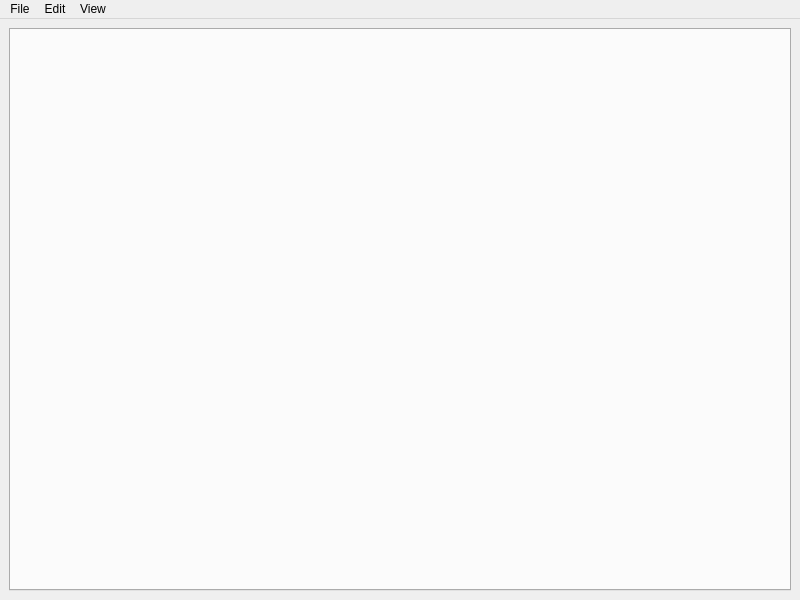
First picture: the form in forms/mainwindow.ui, repository alu0101041735/glvision, before the edit.
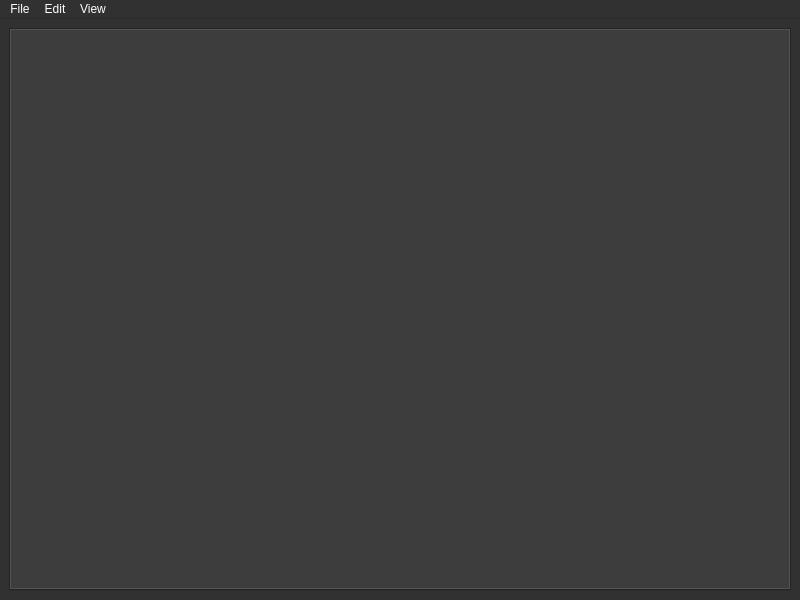
Second picture: the form after the edit.

Commit message: Dark mode

Patch:
```diff
--- a/forms/mainwindow.ui
+++ b/forms/mainwindow.ui
@@ -10,8 +10,453 @@
     <height>600</height>
    </rect>
   </property>
+  <property name="palette">
+   <palette>
+    <active>
+     <colorrole role="WindowText">
+      <brush brushstyle="SolidPattern">
+       <color alpha="255">
+        <red>255</red>
+        <green>255</green>
+        <blue>255</blue>
+       </color>
+      </brush>
+     </colorrole>
+     <colorrole role="Button">
+      <brush brushstyle="SolidPattern">
+       <color alpha="255">
+        <red>49</red>
+        <green>49</green>
+        <blue>49</blue>
+       </color>
+      </brush>
+     </colorrole>
+     <colorrole role="Light">
+      <brush brushstyle="SolidPattern">
+       <color alpha="255">
+        <red>73</red>
+        <green>73</green>
+        <blue>73</blue>
+       </color>
+      </brush>
+     </colorrole>
+     <colorrole role="Midlight">
+      <brush brushstyle="SolidPattern">
+       <color alpha="255">
+        <red>61</red>
+        <green>61</green>
+        <blue>61</blue>
+       </color>
+      </brush>
+     </colorrole>
+     <colorrole role="Dark">
+      <brush brushstyle="SolidPattern">
+       <color alpha="255">
+        <red>24</red>
+        <green>24</green>
+        <blue>24</blue>
+       </color>
+      </brush>
+     </colorrole>
+     <colorrole role="Mid">
+      <brush brushstyle="SolidPattern">
+       <color alpha="255">
+        <red>33</red>
+        <green>33</green>
+        <blue>33</blue>
+       </color>
+      </brush>
+     </colorrole>
+     <colorrole role="Text">
+      <brush brushstyle="SolidPattern">
+       <color alpha="255">
+        <red>255</red>
+        <green>255</green>
+        <blue>255</blue>
+       </color>
+      </brush>
+     </colorrole>
+     <colorrole role="BrightText">
+      <brush brushstyle="SolidPattern">
+       <color alpha="255">
+        <red>255</red>
+        <green>255</green>
+        <blue>255</blue>
+       </color>
+      </brush>
+     </colorrole>
+     <colorrole role="ButtonText">
+      <brush brushstyle="SolidPattern">
+       <color alpha="255">
+        <red>255</red>
+        <green>255</green>
+        <blue>255</blue>
+       </color>
+      </brush>
+     </colorrole>
+     <colorrole role="Base">
+      <brush brushstyle="SolidPattern">
+       <color alpha="255">
+        <red>0</red>
+        <green>0</green>
+        <blue>0</blue>
+       </color>
+      </brush>
+     </colorrole>
+     <colorrole role="Window">
+      <brush brushstyle="SolidPattern">
+       <color alpha="255">
+        <red>49</red>
+        <green>49</green>
+        <blue>49</blue>
+       </color>
+      </brush>
+     </colorrole>
+     <colorrole role="Shadow">
+      <brush brushstyle="SolidPattern">
+       <color alpha="255">
+        <red>0</red>
+        <green>0</green>
+        <blue>0</blue>
+       </color>
+      </brush>
+     </colorrole>
+     <colorrole role="AlternateBase">
+      <brush brushstyle="SolidPattern">
+       <color alpha="255">
+        <red>24</red>
+        <green>24</green>
+        <blue>24</blue>
+       </color>
+      </brush>
+     </colorrole>
+     <colorrole role="ToolTipBase">
+      <brush brushstyle="SolidPattern">
+       <color alpha="255">
+        <red>255</red>
+        <green>255</green>
+        <blue>220</blue>
+       </color>
+      </brush>
+     </colorrole>
+     <colorrole role="ToolTipText">
+      <brush brushstyle="SolidPattern">
+       <color alpha="255">
+        <red>0</red>
+        <green>0</green>
+        <blue>0</blue>
+       </color>
+      </brush>
+     </colorrole>
+     <colorrole role="PlaceholderText">
+      <brush brushstyle="SolidPattern">
+       <color alpha="128">
+        <red>255</red>
+        <green>255</green>
+        <blue>255</blue>
+       </color>
+      </brush>
+     </colorrole>
+    </active>
+    <inactive>
+     <colorrole role="WindowText">
+      <brush brushstyle="SolidPattern">
+       <color alpha="255">
+        <red>255</red>
+        <green>255</green>
+        <blue>255</blue>
+       </color>
+      </brush>
+     </colorrole>
+     <colorrole role="Button">
+      <brush brushstyle="SolidPattern">
+       <color alpha="255">
+        <red>49</red>
+        <green>49</green>
+        <blue>49</blue>
+       </color>
+      </brush>
+     </colorrole>
+     <colorrole role="Light">
+      <brush brushstyle="SolidPattern">
+       <color alpha="255">
+        <red>73</red>
+        <green>73</green>
+        <blue>73</blue>
+       </color>
+      </brush>
+     </colorrole>
+     <colorrole role="Midlight">
+      <brush brushstyle="SolidPattern">
+       <color alpha="255">
+        <red>61</red>
+        <green>61</green>
+        <blue>61</blue>
+       </color>
+      </brush>
+     </colorrole>
+     <colorrole role="Dark">
+      <brush brushstyle="SolidPattern">
+       <color alpha="255">
+        <red>24</red>
+        <green>24</green>
+        <blue>24</blue>
+       </color>
+      </brush>
+     </colorrole>
+     <colorrole role="Mid">
+      <brush brushstyle="SolidPattern">
+       <color alpha="255">
+        <red>33</red>
+        <green>33</green>
+        <blue>33</blue>
+       </color>
+      </brush>
+     </colorrole>
+     <colorrole role="Text">
+      <brush brushstyle="SolidPattern">
+       <color alpha="255">
+        <red>255</red>
+        <green>255</green>
+        <blue>255</blue>
+       </color>
+      </brush>
+     </colorrole>
+     <colorrole role="BrightText">
+      <brush brushstyle="SolidPattern">
+       <color alpha="255">
+        <red>255</red>
+        <green>255</green>
+        <blue>255</blue>
+       </color>
+      </brush>
+     </colorrole>
+     <colorrole role="ButtonText">
+      <brush brushstyle="SolidPattern">
+       <color alpha="255">
+        <red>255</red>
+        <green>255</green>
+        <blue>255</blue>
+       </color>
+      </brush>
+     </colorrole>
+     <colorrole role="Base">
+      <brush brushstyle="SolidPattern">
+       <color alpha="255">
+        <red>0</red>
+        <green>0</green>
+        <blue>0</blue>
+       </color>
+      </brush>
+     </colorrole>
+     <colorrole role="Window">
+      <brush brushstyle="SolidPattern">
+       <color alpha="255">
+        <red>49</red>
+        <green>49</green>
+        <blue>49</blue>
+       </color>
+      </brush>
+     </colorrole>
+     <colorrole role="Shadow">
+      <brush brushstyle="SolidPattern">
+       <color alpha="255">
+        <red>0</red>
+        <green>0</green>
+        <blue>0</blue>
+       </color>
+      </brush>
+     </colorrole>
+     <colorrole role="AlternateBase">
+      <brush brushstyle="SolidPattern">
+       <color alpha="255">
+        <red>24</red>
+        <green>24</green>
+        <blue>24</blue>
+       </color>
+      </brush>
+     </colorrole>
+     <colorrole role="ToolTipBase">
+      <brush brushstyle="SolidPattern">
+       <color alpha="255">
+        <red>255</red>
+        <green>255</green>
+        <blue>220</blue>
+       </color>
+      </brush>
+     </colorrole>
+     <colorrole role="ToolTipText">
+      <brush brushstyle="SolidPattern">
+       <color alpha="255">
+        <red>0</red>
+        <green>0</green>
+        <blue>0</blue>
+       </color>
+      </brush>
+     </colorrole>
+     <colorrole role="PlaceholderText">
+      <brush brushstyle="SolidPattern">
+       <color alpha="128">
+        <red>255</red>
+        <green>255</green>
+        <blue>255</blue>
+       </color>
+      </brush>
+     </colorrole>
+    </inactive>
+    <disabled>
+     <colorrole role="WindowText">
+      <brush brushstyle="SolidPattern">
+       <color alpha="255">
+        <red>24</red>
+        <green>24</green>
+        <blue>24</blue>
+       </color>
+      </brush>
+     </colorrole>
+     <colorrole role="Button">
+      <brush brushstyle="SolidPattern">
+       <color alpha="255">
+        <red>49</red>
+        <green>49</green>
+        <blue>49</blue>
+       </color>
+      </brush>
+     </colorrole>
+     <colorrole role="Light">
+      <brush brushstyle="SolidPattern">
+       <color alpha="255">
+        <red>73</red>
+        <green>73</green>
+        <blue>73</blue>
+       </color>
+      </brush>
+     </colorrole>
+     <colorrole role="Midlight">
+      <brush brushstyle="SolidPattern">
+       <color alpha="255">
+        <red>61</red>
+        <green>61</green>
+        <blue>61</blue>
+       </color>
+      </brush>
+     </colorrole>
+     <colorrole role="Dark">
+      <brush brushstyle="SolidPattern">
+       <color alpha="255">
+        <red>24</red>
+        <green>24</green>
+        <blue>24</blue>
+       </color>
+      </brush>
+     </colorrole>
+     <colorrole role="Mid">
+      <brush brushstyle="SolidPattern">
+       <color alpha="255">
+        <red>33</red>
+        <green>33</green>
+        <blue>33</blue>
+       </color>
+      </brush>
+     </colorrole>
+     <colorrole role="Text">
+      <brush brushstyle="SolidPattern">
+       <color alpha="255">
+        <red>24</red>
+        <green>24</green>
+        <blue>24</blue>
+       </color>
+      </brush>
+     </colorrole>
+     <colorrole role="BrightText">
+      <brush brushstyle="SolidPattern">
+       <color alpha="255">
+        <red>255</red>
+        <green>255</green>
+        <blue>255</blue>
+       </color>
+      </brush>
+     </colorrole>
+     <colorrole role="ButtonText">
+      <brush brushstyle="SolidPattern">
+       <color alpha="255">
+        <red>24</red>
+        <green>24</green>
+        <blue>24</blue>
+       </color>
+      </brush>
+     </colorrole>
+     <colorrole role="Base">
+      <brush brushstyle="SolidPattern">
+       <color alpha="255">
+        <red>49</red>
+        <green>49</green>
+        <blue>49</blue>
+       </color>
+      </brush>
+     </colorrole>
+     <colorrole role="Window">
+      <brush brushstyle="SolidPattern">
+       <color alpha="255">
+        <red>49</red>
+        <green>49</green>
+        <blue>49</blue>
+       </color>
+      </brush>
+     </colorrole>
+     <colorrole role="Shadow">
+      <brush brushstyle="SolidPattern">
+       <color alpha="255">
+        <red>0</red>
+        <green>0</green>
+        <blue>0</blue>
+       </color>
+      </brush>
+     </colorrole>
+     <colorrole role="AlternateBase">
+      <brush brushstyle="SolidPattern">
+       <color alpha="255">
+        <red>49</red>
+        <green>49</green>
+        <blue>49</blue>
+       </color>
+      </brush>
+     </colorrole>
+     <colorrole role="ToolTipBase">
+      <brush brushstyle="SolidPattern">
+       <color alpha="255">
+        <red>255</red>
+        <green>255</green>
+        <blue>220</blue>
+       </color>
+      </brush>
+     </colorrole>
+     <colorrole role="ToolTipText">
+      <brush brushstyle="SolidPattern">
+       <color alpha="255">
+        <red>0</red>
+        <green>0</green>
+        <blue>0</blue>
+       </color>
+      </brush>
+     </colorrole>
+     <colorrole role="PlaceholderText">
+      <brush brushstyle="SolidPattern">
+       <color alpha="128">
+        <red>255</red>
+        <green>255</green>
+        <blue>255</blue>
+       </color>
+      </brush>
+     </colorrole>
+    </disabled>
+   </palette>
+  </property>
   <property name="windowTitle">
-   <string>MainWindow</string>
+   <string>GLVision</string>
+  </property>
+  <property name="autoFillBackground">
+   <bool>true</bool>
   </property>
   <widget class="QWidget" name="centralwidget">
    <layout class="QVBoxLayout" name="verticalLayout">
@@ -20,6 +465,12 @@
       <property name="currentIndex">
        <number>-1</number>
       </property>
+      <property name="tabsClosable">
+       <bool>true</bool>
+      </property>
+      <property name="movable">
+       <bool>true</bool>
+      </property>
      </widget>
     </item>
    </layout>
```
The commit also changes 2 other files.
